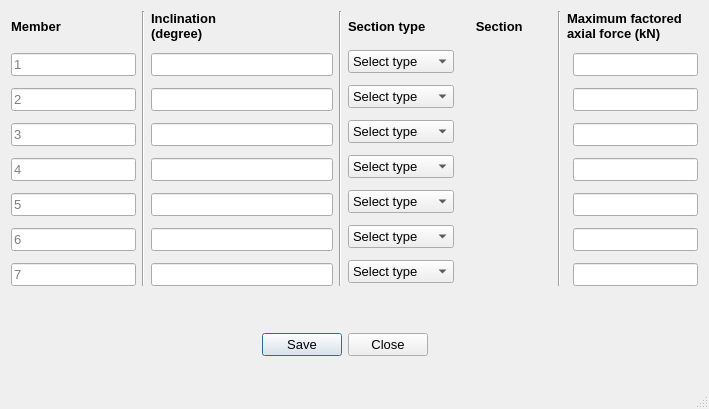
Above: Connections/Truss/ui_selection.ui from GreatDevelopers/osdag-core before the change. Below: the same form after it.
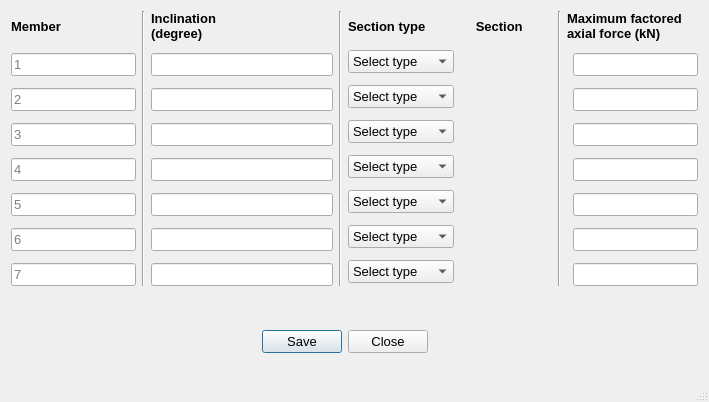
That is the form after the change. Icons and pictures are not drawn.

Commit message: Fix: channel section selection

```diff
--- a/Connections/Truss/ui_selection.ui
+++ b/Connections/Truss/ui_selection.ui
@@ -7,7 +7,7 @@
     <x>0</x>
     <y>0</y>
     <width>709</width>
-    <height>409</height>
+    <height>402</height>
    </rect>
   </property>
   <property name="font">
```
The commit also changes 2 other files.
